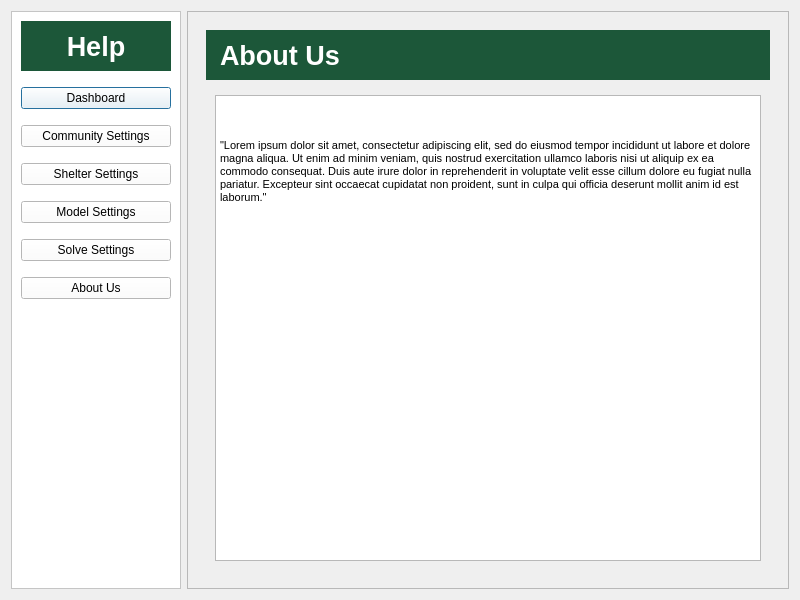
Above: ProgramSrc/helpDialog.ui from Lucianono/ShelterAlloc_Thesis before the change. Below: the same form after it.
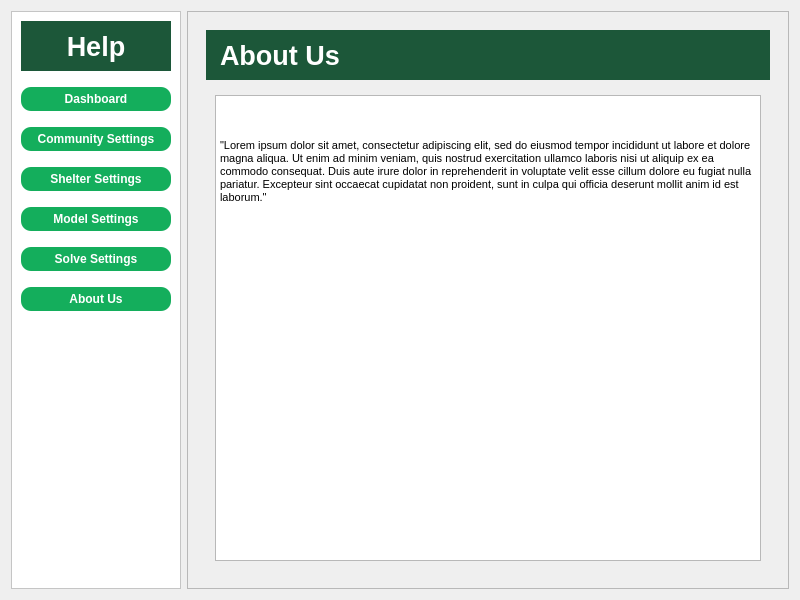
That is the form after the change. Icons and pictures are not drawn.

Commit message: Refactor: changes in UI, help dialog buttons changed, tested

```diff
--- a/ProgramSrc/helpDialog.ui
+++ b/ProgramSrc/helpDialog.ui
@@ -31,8 +31,8 @@
   <property name="windowTitle">
    <string>Dialog</string>
   </property>
-  <layout class="QGridLayout" name="gridLayout_2">
-   <item row="0" column="0">
+  <layout class="QHBoxLayout" name="horizontalLayout">
+   <item>
     <widget class="QFrame" name="frame">
      <property name="sizePolicy">
       <sizepolicy hsizetype="Maximum" vsizetype="Minimum">
@@ -106,6 +106,32 @@
           <height>0</height>
          </size>
         </property>
+        <property name="font">
+         <font>
+          <weight>75</weight>
+          <bold>true</bold>
+         </font>
+        </property>
+        <property name="cursor">
+         <cursorShape>PointingHandCursor</cursorShape>
+        </property>
+        <property name="styleSheet">
+         <string notr="true">QPushButton {
+    background-color: #14AE5C;
+    color: white;
+    padding: 5px;
+    border: none;
+    border-radius: 10px;
+}
+
+QPushButton:hover {
+    background-color: #12c753;
+}
+
+QPushButton:pressed {
+    background-color: #12c753;
+}</string>
+        </property>
         <property name="text">
          <string>Dashboard</string>
         </property>
@@ -125,6 +151,32 @@
           <height>0</height>
          </size>
         </property>
+        <property name="font">
+         <font>
+          <weight>75</weight>
+          <bold>true</bold>
+         </font>
+        </property>
+        <property name="cursor">
+         <cursorShape>PointingHandCursor</cursorShape>
+        </property>
+        <property name="styleSheet">
+         <string notr="true">QPushButton {
+    background-color: #14AE5C;
+    color: white;
+    padding: 5px;
+    border: none;
+    border-radius: 10px;
+}
+
+QPushButton:hover {
+    background-color: #12c753;
+}
+
+QPushButton:pressed {
+    background-color: #12c753;
+}</string>
+        </property>
         <property name="text">
          <string>Community Settings</string>
         </property>
@@ -144,6 +196,32 @@
           <height>0</height>
          </size>
         </property>
+        <property name="font">
+         <font>
+          <weight>75</weight>
+          <bold>true</bold>
+         </font>
+        </property>
+        <property name="cursor">
+         <cursorShape>PointingHandCursor</cursorShape>
+        </property>
+        <property name="styleSheet">
+         <string notr="true">QPushButton {
+    background-color: #14AE5C;
+    color: white;
+    padding: 5px;
+    border: none;
+    border-radius: 10px;
+}
+
+QPushButton:hover {
+    background-color: #12c753;
+}
+
+QPushButton:pressed {
+    background-color: #12c753;
+}</string>
+        </property>
         <property name="text">
          <string>Shelter Settings</string>
         </property>
@@ -163,6 +241,32 @@
           <height>0</height>
          </size>
         </property>
+        <property name="font">
+         <font>
+          <weight>75</weight>
+          <bold>true</bold>
+         </font>
+        </property>
+        <property name="cursor">
+         <cursorShape>PointingHandCursor</cursorShape>
+        </property>
+        <property name="styleSheet">
+         <string notr="true">QPushButton {
+    background-color: #14AE5C;
+    color: white;
+    padding: 5px;
+    border: none;
+    border-radius: 10px;
+}
+
+QPushButton:hover {
+    background-color: #12c753;
+}
+
+QPushButton:pressed {
+    background-color: #12c753;
+}</string>
+        </property>
         <property name="text">
          <string>Model Settings</string>
         </property>
@@ -182,6 +286,32 @@
           <height>0</height>
          </size>
         </property>
+        <property name="font">
+         <font>
+          <weight>75</weight>
+          <bold>true</bold>
+         </font>
+        </property>
+        <property name="cursor">
+         <cursorShape>PointingHandCursor</cursorShape>
+        </property>
+        <property name="styleSheet">
+         <string notr="true">QPushButton {
+    background-color: #14AE5C;
+    color: white;
+    padding: 5px;
+    border: none;
+    border-radius: 10px;
+}
+
+QPushButton:hover {
+    background-color: #12c753;
+}
+
+QPushButton:pressed {
+    background-color: #12c753;
+}</string>
+        </property>
         <property name="text">
          <string>Solve Settings</string>
         </property>
@@ -201,6 +331,32 @@
           <height>0</height>
          </size>
         </property>
+        <property name="font">
+         <font>
+          <weight>75</weight>
+          <bold>true</bold>
+         </font>
+        </property>
+        <property name="cursor">
+         <cursorShape>PointingHandCursor</cursorShape>
+        </property>
+        <property name="styleSheet">
+         <string notr="true">QPushButton {
+    background-color: #14AE5C;
+    color: white;
+    padding: 5px;
+    border: none;
+    border-radius: 10px;
+}
+
+QPushButton:hover {
+    background-color: #12c753;
+}
+
+QPushButton:pressed {
+    background-color: #12c753;
+}</string>
+        </property>
         <property name="text">
          <string>About Us</string>
         </property>
@@ -222,7 +378,7 @@
      </layout>
     </widget>
    </item>
-   <item row="0" column="1">
+   <item>
     <widget class="QFrame" name="frame_2">
      <property name="frameShape">
       <enum>QFrame::StyledPanel</enum>
@@ -279,7 +435,7 @@
                 <string>&lt;!DOCTYPE HTML PUBLIC &quot;-//W3C//DTD HTML 4.0//EN&quot; &quot;http://www.w3.org/TR/REC-html40/strict.dtd&quot;&gt;
 &lt;html&gt;&lt;head&gt;&lt;meta name=&quot;qrichtext&quot; content=&quot;1&quot; /&gt;&lt;style type=&quot;text/css&quot;&gt;
 p, li { white-space: pre-wrap; }
-&lt;/style&gt;&lt;/head&gt;&lt;body style=&quot; font-family:'MS Shell Dlg 2'; font-size:8.25pt; font-weight:400; font-style:normal;&quot;&gt;
+&lt;/style&gt;&lt;/head&gt;&lt;body style=&quot; font-family:'MS Shell Dlg 2'; font-size:7.8pt; font-weight:400; font-style:normal;&quot;&gt;
 &lt;p style=&quot; margin-top:0px; margin-bottom:0px; margin-left:0px; margin-right:0px; -qt-block-indent:0; text-indent:0px;&quot;&gt;&lt;img src=&quot;ProgramSrc/tutorial/dashboard.png&quot; width=&quot;300&quot; /&gt;&lt;/p&gt;
 &lt;p style=&quot;-qt-paragraph-type:empty; margin-top:0px; margin-bottom:0px; margin-left:0px; margin-right:0px; -qt-block-indent:0; text-indent:0px; font-size:8pt;&quot;&gt;&lt;br /&gt;&lt;/p&gt;
 &lt;p style=&quot;-qt-paragraph-type:empty; margin-top:0px; margin-bottom:0px; margin-left:0px; margin-right:0px; -qt-block-indent:0; text-indent:0px; font-size:8pt;&quot;&gt;&lt;br /&gt;&lt;/p&gt;
@@ -335,7 +491,7 @@
                 <string>&lt;!DOCTYPE HTML PUBLIC &quot;-//W3C//DTD HTML 4.0//EN&quot; &quot;http://www.w3.org/TR/REC-html40/strict.dtd&quot;&gt;
 &lt;html&gt;&lt;head&gt;&lt;meta name=&quot;qrichtext&quot; content=&quot;1&quot; /&gt;&lt;style type=&quot;text/css&quot;&gt;
 p, li { white-space: pre-wrap; }
-&lt;/style&gt;&lt;/head&gt;&lt;body style=&quot; font-family:'MS Shell Dlg 2'; font-size:8.25pt; font-weight:400; font-style:normal;&quot;&gt;
+&lt;/style&gt;&lt;/head&gt;&lt;body style=&quot; font-family:'MS Shell Dlg 2'; font-size:7.8pt; font-weight:400; font-style:normal;&quot;&gt;
 &lt;p style=&quot; margin-top:0px; margin-bottom:0px; margin-left:0px; margin-right:0px; -qt-block-indent:0; text-indent:0px;&quot;&gt;&lt;img src=&quot;ProgramSrc/tutorial/dashboard.png&quot; width=&quot;300&quot; /&gt;&lt;/p&gt;
 &lt;p style=&quot;-qt-paragraph-type:empty; margin-top:0px; margin-bottom:0px; margin-left:0px; margin-right:0px; -qt-block-indent:0; text-indent:0px; font-size:8pt;&quot;&gt;&lt;br /&gt;&lt;/p&gt;
 &lt;p style=&quot;-qt-paragraph-type:empty; margin-top:0px; margin-bottom:0px; margin-left:0px; margin-right:0px; -qt-block-indent:0; text-indent:0px; font-size:8pt;&quot;&gt;&lt;br /&gt;&lt;/p&gt;
@@ -391,7 +547,7 @@
                 <string>&lt;!DOCTYPE HTML PUBLIC &quot;-//W3C//DTD HTML 4.0//EN&quot; &quot;http://www.w3.org/TR/REC-html40/strict.dtd&quot;&gt;
 &lt;html&gt;&lt;head&gt;&lt;meta name=&quot;qrichtext&quot; content=&quot;1&quot; /&gt;&lt;style type=&quot;text/css&quot;&gt;
 p, li { white-space: pre-wrap; }
-&lt;/style&gt;&lt;/head&gt;&lt;body style=&quot; font-family:'MS Shell Dlg 2'; font-size:8.25pt; font-weight:400; font-style:normal;&quot;&gt;
+&lt;/style&gt;&lt;/head&gt;&lt;body style=&quot; font-family:'MS Shell Dlg 2'; font-size:7.8pt; font-weight:400; font-style:normal;&quot;&gt;
 &lt;p style=&quot; margin-top:0px; margin-bottom:0px; margin-left:0px; margin-right:0px; -qt-block-indent:0; text-indent:0px;&quot;&gt;&lt;img src=&quot;ProgramSrc/tutorial/dashboard.png&quot; width=&quot;300&quot; /&gt;&lt;/p&gt;
 &lt;p style=&quot;-qt-paragraph-type:empty; margin-top:0px; margin-bottom:0px; margin-left:0px; margin-right:0px; -qt-block-indent:0; text-indent:0px; font-size:8pt;&quot;&gt;&lt;br /&gt;&lt;/p&gt;
 &lt;p style=&quot;-qt-paragraph-type:empty; margin-top:0px; margin-bottom:0px; margin-left:0px; margin-right:0px; -qt-block-indent:0; text-indent:0px; font-size:8pt;&quot;&gt;&lt;br /&gt;&lt;/p&gt;
@@ -447,7 +603,7 @@
                 <string>&lt;!DOCTYPE HTML PUBLIC &quot;-//W3C//DTD HTML 4.0//EN&quot; &quot;http://www.w3.org/TR/REC-html40/strict.dtd&quot;&gt;
 &lt;html&gt;&lt;head&gt;&lt;meta name=&quot;qrichtext&quot; content=&quot;1&quot; /&gt;&lt;style type=&quot;text/css&quot;&gt;
 p, li { white-space: pre-wrap; }
-&lt;/style&gt;&lt;/head&gt;&lt;body style=&quot; font-family:'MS Shell Dlg 2'; font-size:8.25pt; font-weight:400; font-style:normal;&quot;&gt;
+&lt;/style&gt;&lt;/head&gt;&lt;body style=&quot; font-family:'MS Shell Dlg 2'; font-size:7.8pt; font-weight:400; font-style:normal;&quot;&gt;
 &lt;p style=&quot; margin-top:0px; margin-bottom:0px; margin-left:0px; margin-right:0px; -qt-block-indent:0; text-indent:0px;&quot;&gt;&lt;img src=&quot;ProgramSrc/tutorial/dashboard.png&quot; width=&quot;300&quot; /&gt;&lt;/p&gt;
 &lt;p style=&quot;-qt-paragraph-type:empty; margin-top:0px; margin-bottom:0px; margin-left:0px; margin-right:0px; -qt-block-indent:0; text-indent:0px; font-size:8pt;&quot;&gt;&lt;br /&gt;&lt;/p&gt;
 &lt;p style=&quot;-qt-paragraph-type:empty; margin-top:0px; margin-bottom:0px; margin-left:0px; margin-right:0px; -qt-block-indent:0; text-indent:0px; font-size:8pt;&quot;&gt;&lt;br /&gt;&lt;/p&gt;
@@ -503,7 +659,7 @@
                 <string>&lt;!DOCTYPE HTML PUBLIC &quot;-//W3C//DTD HTML 4.0//EN&quot; &quot;http://www.w3.org/TR/REC-html40/strict.dtd&quot;&gt;
 &lt;html&gt;&lt;head&gt;&lt;meta name=&quot;qrichtext&quot; content=&quot;1&quot; /&gt;&lt;style type=&quot;text/css&quot;&gt;
 p, li { white-space: pre-wrap; }
-&lt;/style&gt;&lt;/head&gt;&lt;body style=&quot; font-family:'MS Shell Dlg 2'; font-size:8.25pt; font-weight:400; font-style:normal;&quot;&gt;
+&lt;/style&gt;&lt;/head&gt;&lt;body style=&quot; font-family:'MS Shell Dlg 2'; font-size:7.8pt; font-weight:400; font-style:normal;&quot;&gt;
 &lt;p style=&quot; margin-top:0px; margin-bottom:0px; margin-left:0px; margin-right:0px; -qt-block-indent:0; text-indent:0px;&quot;&gt;&lt;img src=&quot;ProgramSrc/tutorial/dashboard.png&quot; width=&quot;300&quot; /&gt;&lt;/p&gt;
 &lt;p style=&quot;-qt-paragraph-type:empty; margin-top:0px; margin-bottom:0px; margin-left:0px; margin-right:0px; -qt-block-indent:0; text-indent:0px; font-size:8pt;&quot;&gt;&lt;br /&gt;&lt;/p&gt;
 &lt;p style=&quot;-qt-paragraph-type:empty; margin-top:0px; margin-bottom:0px; margin-left:0px; margin-right:0px; -qt-block-indent:0; text-indent:0px; font-size:8pt;&quot;&gt;&lt;br /&gt;&lt;/p&gt;
@@ -560,7 +716,7 @@
                 <string>&lt;!DOCTYPE HTML PUBLIC &quot;-//W3C//DTD HTML 4.0//EN&quot; &quot;http://www.w3.org/TR/REC-html40/strict.dtd&quot;&gt;
 &lt;html&gt;&lt;head&gt;&lt;meta name=&quot;qrichtext&quot; content=&quot;1&quot; /&gt;&lt;style type=&quot;text/css&quot;&gt;
 p, li { white-space: pre-wrap; }
-&lt;/style&gt;&lt;/head&gt;&lt;body style=&quot; font-family:'MS Shell Dlg 2'; font-size:8.25pt; font-weight:400; font-style:normal;&quot;&gt;
+&lt;/style&gt;&lt;/head&gt;&lt;body style=&quot; font-family:'MS Shell Dlg 2'; font-size:7.8pt; font-weight:400; font-style:normal;&quot;&gt;
 &lt;p style=&quot; margin-top:0px; margin-bottom:0px; margin-left:0px; margin-right:0px; -qt-block-indent:0; text-indent:0px;&quot;&gt;&lt;img src=&quot;ProgramSrc/tutorial/dashboard.png&quot; width=&quot;300&quot; /&gt;&lt;/p&gt;
 &lt;p style=&quot;-qt-paragraph-type:empty; margin-top:0px; margin-bottom:0px; margin-left:0px; margin-right:0px; -qt-block-indent:0; text-indent:0px; font-size:8pt;&quot;&gt;&lt;br /&gt;&lt;/p&gt;
 &lt;p style=&quot;-qt-paragraph-type:empty; margin-top:0px; margin-bottom:0px; margin-left:0px; margin-right:0px; -qt-block-indent:0; text-indent:0px; font-size:8pt;&quot;&gt;&lt;br /&gt;&lt;/p&gt;
```
Left out of the diff: 4 changed lines with no effect on the pictures. The commit also changes 1 other file.
